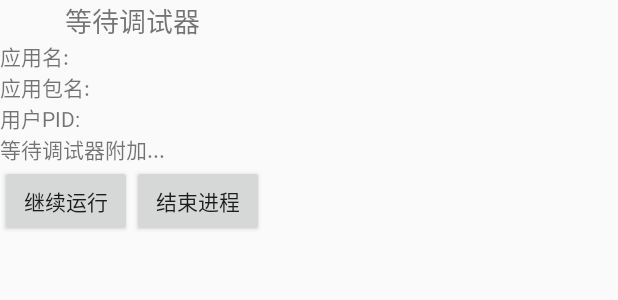
After one commit to vadiy/XDebug, an Android app: the layout popup_window.xml on its own in the app's theme, with its tools: preview values and no code run, on a phone screen of 412 x 824 dp. The commit adds this screen. Shown: the top 300 px of the screen. Run offline under Robolectric (Android 15) with nearby library versions, the phone set to English and light mode, and no system bars.

Commit message:
测试 在app 启动的时候弹出对话框提示调试器加载.需要阻塞主线程继续运行,又要显示提示框,因此尝试都是失败的

```diff
--- a/app/build.gradle
+++ b/app/build.gradle
@@ -38,6 +38,7 @@ dependencies {
     implementation fileTree(include: ['*.jar'], dir: 'libs')
     implementation 'com.android.support:appcompat-v7:26.0.0-beta1'
     implementation 'com.android.support.constraint:constraint-layout:1.0.2'
+    implementation 'com.android.support:design:26.1.0'
     testImplementation 'junit:junit:4.12'
     androidTestImplementation 'com.android.support.test:runner:0.5'
     androidTestImplementation 'com.android.support.test.espresso:espresso-core:2.2.2'
--- a/app/src/main/AndroidManifest.xml
+++ b/app/src/main/AndroidManifest.xml
@@ -10,6 +10,11 @@
     <uses-permission android:name="android.permission.ACCESS_WIFI_STATE" />
     <uses-permission android:name="android.permission.ACCESS_NETWORK_STATE" />
     <uses-permission android:name="android.permission.ACCESS_FINE_LOCATION" />
+
+    <!-- To auto-complete the email text field in the login form with the user's emails -->
+    <uses-permission android:name="android.permission.GET_ACCOUNTS" />
+    <uses-permission android:name="android.permission.READ_PROFILE" />
+    <uses-permission android:name="android.permission.READ_CONTACTS" />
 
     <application
         android:allowBackup="true"
@@ -31,6 +36,7 @@
         <activity android:name=".MainActivity">
             <intent-filter>
                 <action android:name="android.intent.action.MAIN" />
+
                 <category android:name="android.intent.category.LAUNCHER" />
             </intent-filter>
         </activity>
--- a/app/src/main/java/vip/xposed/xdebug/MainActivity.java
+++ b/app/src/main/java/vip/xposed/xdebug/MainActivity.java
@@ -43,7 +43,6 @@ public class MainActivity extends AppCompatActivity {
 
         mSharedPreferences = getSharedPreferences("config", Activity.MODE_WORLD_READABLE);
         packages = getPackages();
-
         setOnItemEvent();
 
 
--- a/app/src/main/java/vip/xposed/xdebug/PreferencesUtils.java
+++ b/app/src/main/java/vip/xposed/xdebug/PreferencesUtils.java
@@ -16,15 +16,17 @@ public class PreferencesUtils {
             instanc = new XSharedPreferences(PreferencesUtils.class.getPackage().getName(), "config");
             instanc.makeWorldReadable();
         } else {
+
             instanc.reload();
         }
         return instanc;
     }
 
-    //用于设置连接服务器的地址
+    //设置需要调试的包名
     public static String getDebugPackageName() {
         return getInstanc().getString(DEBUGPACKAGENAME, "");
     }
 
 
+
 }
--- /dev/null
+++ b/app/src/main/res/layout/popup_window.xml
@@ -0,0 +1,55 @@
+<?xml version="1.0" encoding="utf-8"?>
+<RelativeLayout
+    xmlns:android="http://schemas.android.com/apk/res/android"
+    xmlns:tools="http://schemas.android.com/tools"
+    android:layout_width="wrap_content"
+    android:layout_height="wrap_content">
+
+
+    <LinearLayout
+        android:layout_width="wrap_content"
+        android:layout_height="wrap_content"
+        android:orientation="vertical"
+        tools:layout_editor_absoluteX="8dp"
+        tools:layout_editor_absoluteY="8dp"
+        tools:ignore="MissingConstraints">
+
+        <TextView
+            android:id="@+id/vTitle"
+            android:layout_width="match_parent"
+            android:layout_height="wrap_content"
+            android:gravity="center"
+            android:text="等待调试器"
+            android:textSize="18sp" />
+
+        <TextView
+            android:id="@+id/tContent"
+            android:layout_width="match_parent"
+            android:layout_height="wrap_content"
+            android:gravity="top"
+            android:maxLines="4"
+            android:minLines="4"
+            tools:text="应用名: \n应用包名:\n用户PID:\n等待调试器附加..." />
+
+        <LinearLayout
+            android:layout_width="match_parent"
+            android:layout_height="match_parent"
+            android:orientation="horizontal"
+            tools:layout_height="wrap_content">
+
+            <Button
+                android:id="@+id/bContinue"
+                android:layout_width="wrap_content"
+                android:layout_height="wrap_content"
+                android:layout_weight="1"
+                android:text="继续运行" />
+
+            <Button
+                android:id="@+id/bFinish"
+                android:layout_width="wrap_content"
+                android:layout_height="wrap_content"
+                android:layout_weight="1"
+                android:text="结束进程" />
+        </LinearLayout>
+    </LinearLayout>
+</RelativeLayout>
--- /dev/null
+++ b/app/src/main/res/values/dimens.xml
@@ -0,0 +1,5 @@
+<resources>
+    <!-- Default screen margins, per the Android Design guidelines. -->
+    <dimen name="activity_horizontal_margin">16dp</dimen>
+    <dimen name="activity_vertical_margin">16dp</dimen>
+</resources>
```
Also changed, not shown: app/src/main/java/vip/xposed/xdebug/BlockingAlertDialog.java (added, +75 -0 lines), app/src/main/java/vip/xposed/xdebug/PopupWindowDialog.java (added, +68 -0 lines), app/src/main/java/vip/xposed/xdebug/XDebuggable.java (+173 -18 lines), app/src/main/res/values/strings.xml (+15 -1 lines).
